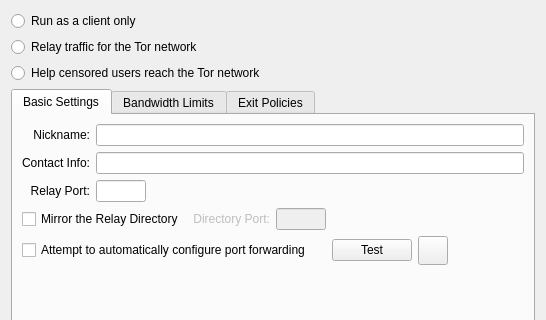
Qt form src/vidalia/config/ServerPage.ui (a-ilin/vidalia) before a commit; both pictures show x 0 to 546 and y 0 to 320 of the 546 by 463 pixel window.
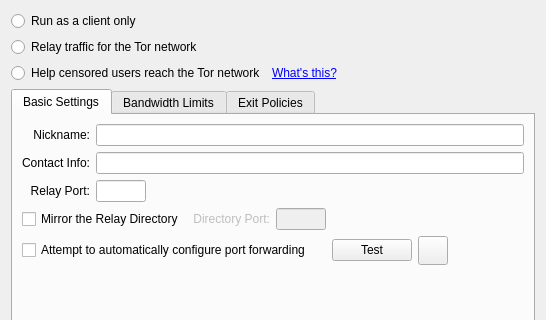
The same form after that commit. Icons and pictures are not drawn.

Commit message:
Adds a -what's this?- link to the bridge option wrt ticket #1995. Fixes the rest of the stdset, and updates the nostdset script
svn:r4487

```diff
--- a/src/vidalia/config/ServerPage.ui
+++ b/src/vidalia/config/ServerPage.ui
@@ -29,11 +29,35 @@
     </widget>
    </item>
    <item>
-    <widget class="QRadioButton" name="rdoBridgeMode">
-     <property name="text">
-      <string>Help censored users reach the Tor network</string>
-     </property>
-    </widget>
+    <layout class="QHBoxLayout" name="horizontalLayout_2">
+     <item>
+      <widget class="QRadioButton" name="rdoBridgeMode">
+       <property name="text">
+        <string>Help censored users reach the Tor network</string>
+       </property>
+      </widget>
+     </item>
+     <item>
+      <widget class="QLabel" name="lblWhatsThis">
+       <property name="text">
+        <string>&lt;a href=&quot;#bridgeHelp&quot;&gt;What's this?&lt;/a&gt;</string>
+       </property>
+      </widget>
+     </item>
+     <item>
+      <spacer name="horizontalSpacer_2">
+       <property name="orientation">
+        <enum>Qt::Horizontal</enum>
+       </property>
+       <property name="sizeHint" >
+        <size>
+         <width>40</width>
+         <height>20</height>
+        </size>
+       </property>
+      </spacer>
+     </item>
+    </layout>
    </item>
    <item>
     <widget class="QFrame" name="frmServer">
```
Left out of the diff: 30 changed lines with no effect on the pictures. The commit also changes 6 other files.
